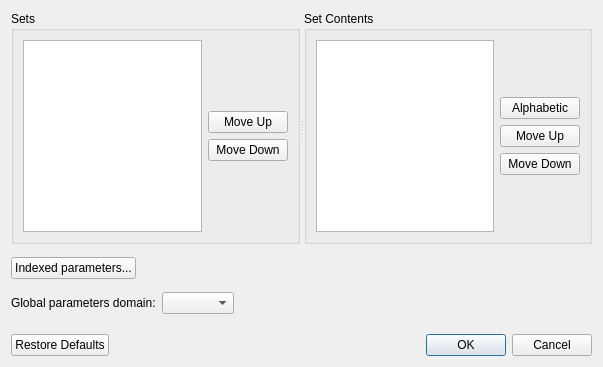
Above: spinetoolbox/project_items/exporter/ui/gdx_export_settings.ui from spine-tools/Spine-Toolbox before the change. Below: the same form after it.
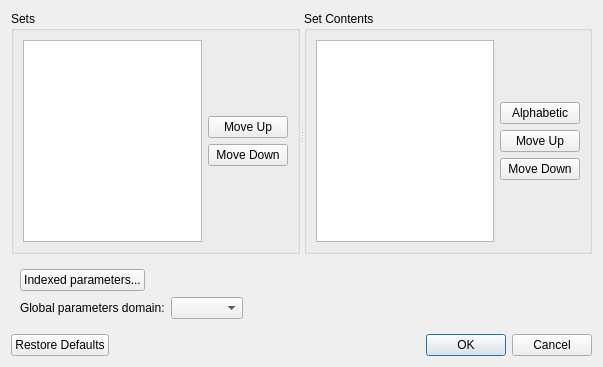
That is the form after the change.

Patch:
```diff
--- a/spinetoolbox/project_items/exporter/ui/gdx_export_settings.ui
+++ b/spinetoolbox/project_items/exporter/ui/gdx_export_settings.ui
@@ -155,6 +155,15 @@
     </widget>
    </item>
    <item>
+    <widget class="QWidget" name="misc_control_holder" native="true">
+     <property name="sizePolicy">
+      <sizepolicy hsizetype="Preferred" vsizetype="Fixed">
+       <horstretch>0</horstretch>
+       <verstretch>0</verstretch>
+      </sizepolicy>
+     </property>
+     <layout class="QVBoxLayout" name="verticalLayout_3">
+      <item>
     <layout class="QHBoxLayout" name="horizontalLayout_4">
      <item>
       <widget class="QPushButton" name="open_indexed_parameter_settings_button">
@@ -225,6 +234,9 @@
       </spacer>
      </item>
     </layout>
+      </item>
+     </layout>
+    </widget>
    </item>
    <item>
     <widget class="QDialogButtonBox" name="button_box">
```
Left out of the diff: 4 changed lines with no effect on the pictures. Lines whose indentation alone changed are shown as unchanged.
